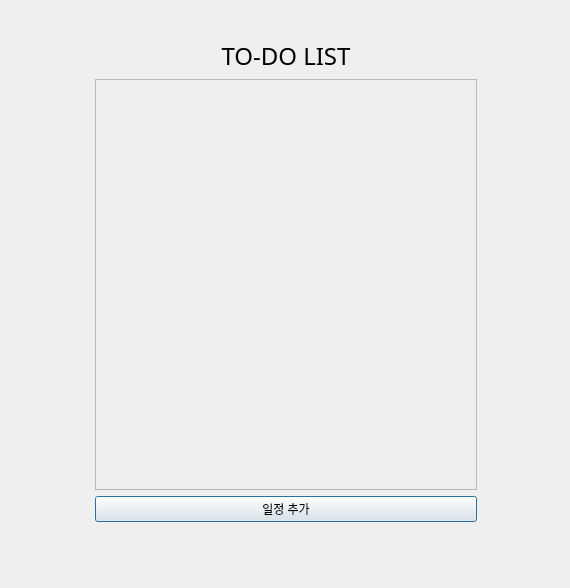
This is src/todolist/ui/main_window.ui in sleimneer-cloud/todolist as Qt 5 draws it before an edit. The edited form follows.
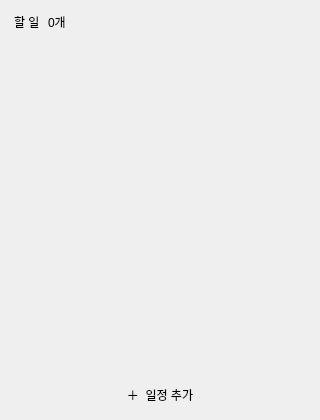
This is the edited form.

Commit message: Redesign task row: urgency color bar, relative due-date labels, live count

```diff
--- a/src/todolist/ui/main_window.ui
+++ b/src/todolist/ui/main_window.ui
@@ -6,81 +6,77 @@
    <rect>
     <x>0</x>
     <y>0</y>
-    <width>570</width>
-    <height>588</height>
+    <width>320</width>
+    <height>420</height>
    </rect>
   </property>
-  <property name="sizePolicy">
-   <sizepolicy hsizetype="Preferred" vsizetype="Preferred">
-    <horstretch>0</horstretch>
-    <verstretch>0</verstretch>
-   </sizepolicy>
-  </property>
   <property name="minimumSize">
    <size>
-    <width>350</width>
-    <height>400</height>
+    <width>300</width>
+    <height>360</height>
    </size>
   </property>
   <property name="windowTitle">
    <string>todolist</string>
   </property>
-  <widget class="QWidget" name="layoutWidget">
-   <property name="geometry">
-    <rect>
-     <x>10</x>
-     <y>30</y>
-     <width>551</width>
-     <height>501</height>
-    </rect>
+  <layout class="QVBoxLayout" name="root_layout">
+   <property name="leftMargin">
+    <number>14</number>
    </property>
-   <layout class="QHBoxLayout" name="horizontalLayout">
-    <item>
-     <spacer name="horizontalSpacer">
-      <property name="orientation">
-       <enum>Qt::Orientation::Horizontal</enum>
-      </property>
-      <property name="sizeHint" stdset="0">
-       <size>
-        <width>40</width>
-        <height>20</height>
-       </size>
-      </property>
-     </spacer>
-    </item>
-    <item>
-     <widget class="QWidget" name="widget" native="true">
-      <property name="sizePolicy">
-       <sizepolicy hsizetype="Expanding" vsizetype="Expanding">
-        <horstretch>0</horstretch>
-        <verstretch>0</verstretch>
-       </sizepolicy>
-      </property>
-      <property name="minimumSize">
-       <size>
-        <width>400</width>
-        <height>450</height>
-       </size>
-      </property>
-      <layout class="QVBoxLayout" name="verticalLayout">
+   <property name="topMargin">
+    <number>12</number>
+   </property>
+   <property name="rightMargin">
+    <number>14</number>
+   </property>
+   <property name="bottomMargin">
+    <number>12</number>
+   </property>
+   <property name="spacing">
+    <number>10</number>
+   </property>
+   <item>
+    <layout class="QHBoxLayout" name="header_layout">
+     <property name="spacing">
+      <number>8</number>
+     </property>
        <item>
         <widget class="QLabel" name="title_label">
-         <property name="font">
-          <font>
-           <family>Apple Braille</family>
-           <pointsize>18</pointsize>
-          </font>
-         </property>
+       <property name="text">
+        <string>할 일</string>
+       </property>
+      </widget>
+     </item>
+     <item>
+      <widget class="QLabel" name="count_label">
          <property name="text">
-          <string>TO-DO LIST</string>
-         </property>
-         <property name="alignment">
-          <set>Qt::AlignmentFlag::AlignCenter</set>
-         </property>
-        </widget>
+        <string>0개</string>
+       </property>
+      </widget>
+     </item>
+     <item>
+      <spacer name="header_spacer">
+       <property name="orientation">
+        <enum>Qt::Orientation::Horizontal</enum>
+       </property>
+       <property name="sizeHint" stdset="0">
+        <size>
+         <width>40</width>
+         <height>20</height>
+        </size>
+       </property>
+      </spacer>
+     </item>
+    </layout>
        </item>
        <item>
         <widget class="QScrollArea" name="scrollArea">
+     <property name="frameShape">
+      <enum>QFrame::Shape::NoFrame</enum>
+     </property>
+     <property name="horizontalScrollBarPolicy">
+      <enum>Qt::ScrollBarPolicy::ScrollBarAlwaysOff</enum>
+     </property>
          <property name="widgetResizable">
           <bool>true</bool>
          </property>
@@ -89,8 +85,8 @@
            <rect>
             <x>0</x>
             <y>0</y>
-            <width>374</width>
-            <height>412</height>
+        <width>292</width>
+        <height>340</height>
            </rect>
           </property>
          </widget>
@@ -99,28 +95,14 @@
        <item>
         <widget class="QPushButton" name="add_todo_button">
          <property name="text">
-          <string>일정 추가</string>
-         </property>
+      <string>＋  일정 추가</string>
+     </property>
+     <property name="flat">
+      <bool>true</bool>
+     </property>
         </widget>
        </item>
       </layout>
-     </widget>
-    </item>
-    <item>
-     <spacer name="horizontalSpacer_2">
-      <property name="orientation">
-       <enum>Qt::Orientation::Horizontal</enum>
-      </property>
-      <property name="sizeHint" stdset="0">
-       <size>
-        <width>40</width>
-        <height>20</height>
-       </size>
-      </property>
-     </spacer>
-    </item>
-   </layout>
-  </widget>
  </widget>
  <resources/>
  <connections/>
```
Left out of the diff: 3 changed lines with no effect on the pictures. Lines whose indentation alone changed are shown as unchanged. The commit also changes 9 other files.
